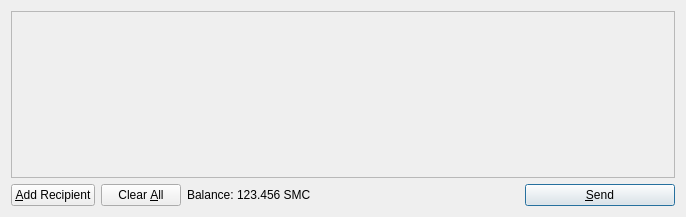
First picture: the form in src/qt/forms/sendcoinsdialog.ui, repository master-zhuang/talentcoin, before the edit.
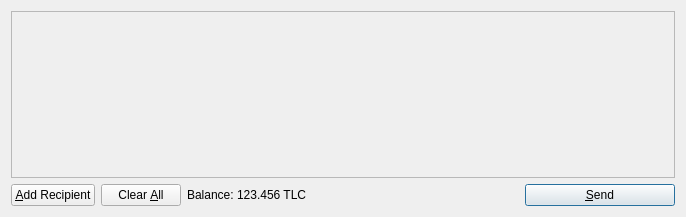
Second picture: the form after the edit. Icons and pictures are not drawn.

```diff
--- a/src/qt/forms/sendcoinsdialog.ui
+++ b/src/qt/forms/sendcoinsdialog.ui
@@ -119,7 +119,7 @@
           <cursorShape>IBeamCursor</cursorShape>
          </property>
          <property name="text">
-          <string>123.456 SMC</string>
+          <string>123.456 TLC</string>
          </property>
          <property name="textInteractionFlags">
           <set>Qt::LinksAccessibleByMouse|Qt::TextSelectableByKeyboard|Qt::TextSelectableByMouse</set>
```
